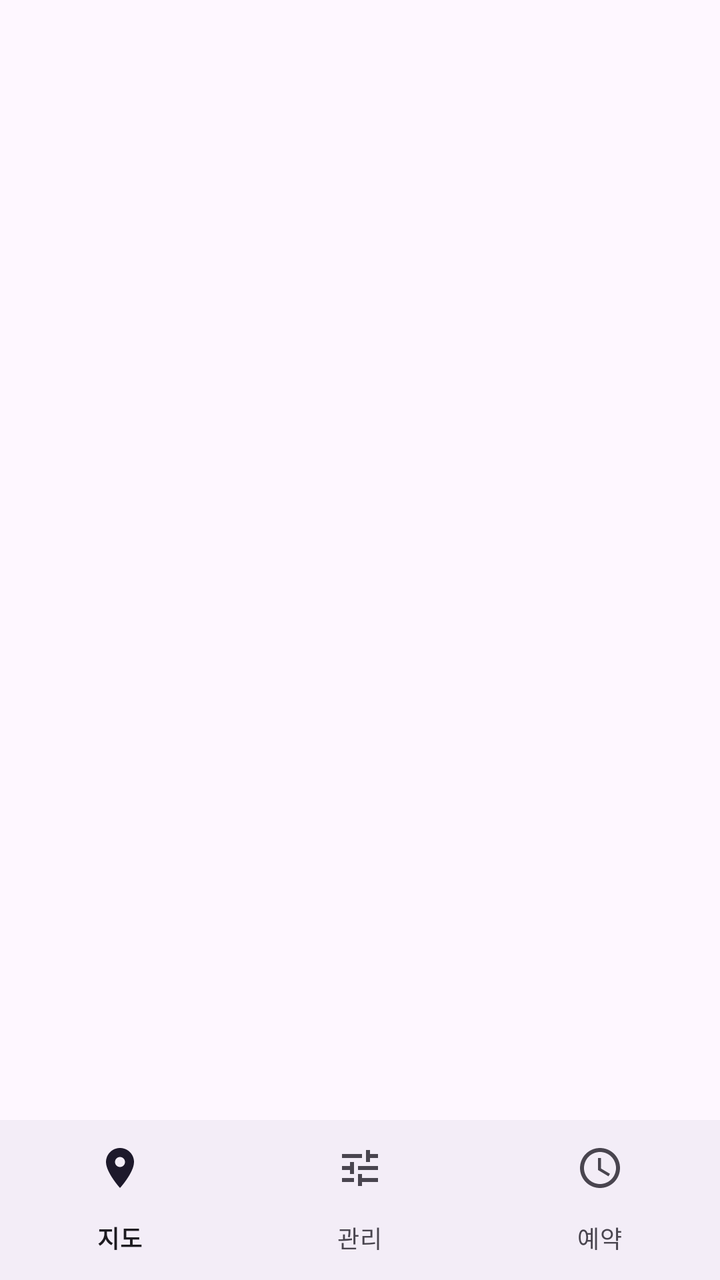
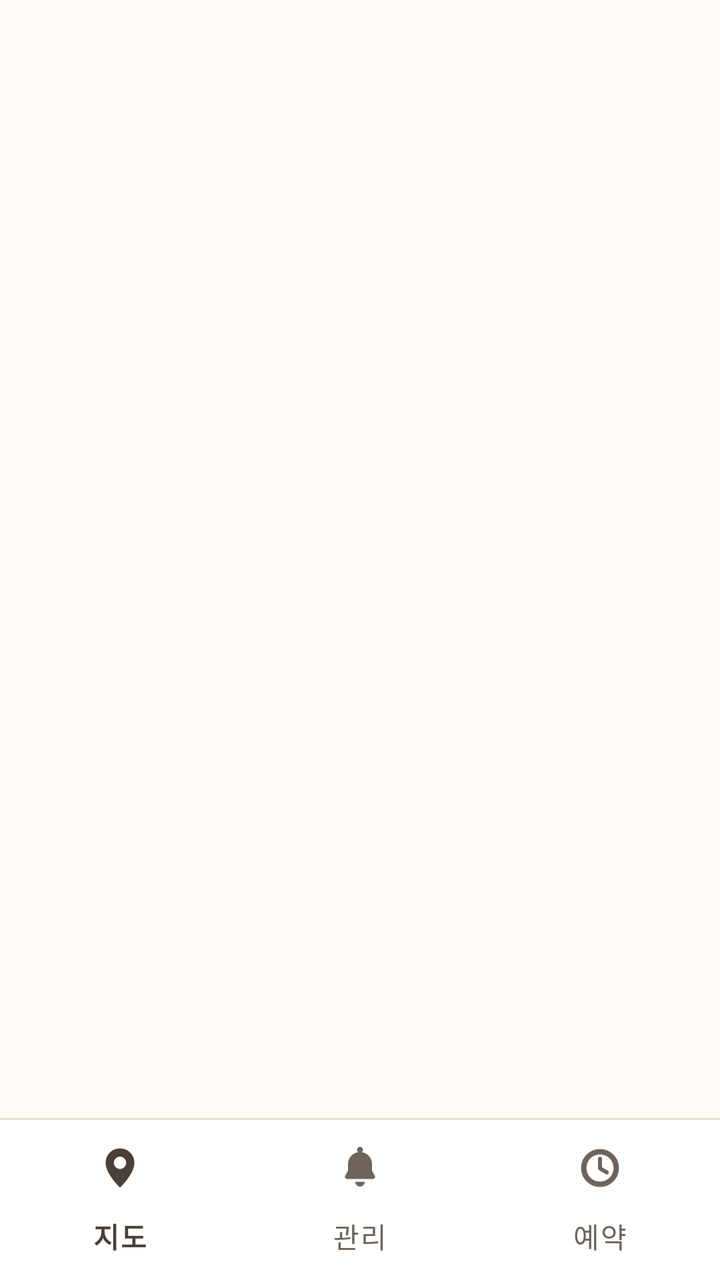

Compare the two renders of this Android layout. The source of the first and the diff that turns it into the second are given below.
<!-- AndroidManifest.xml: application theme Theme.KidCare -->
<!-- res/layout/activity_guardian_main.xml -->
<?xml version="1.0" encoding="utf-8"?>
<LinearLayout xmlns:android="http://schemas.android.com/apk/res/android"
    xmlns:app="http://schemas.android.com/apk/res-auto"
    android:layout_width="match_parent"
    android:layout_height="match_parent"
    android:orientation="vertical">

    
    <TextView
        android:id="@+id/disconnect_banner"
        android:layout_width="match_parent"
        android:layout_height="wrap_content"
        android:background="?attr/colorErrorContainer"
        android:padding="12dp"
        android:textAppearance="?attr/textAppearanceBodyMedium"
        android:textColor="?attr/colorOnErrorContainer"
        android:visibility="gone" />

    <FrameLayout
        android:id="@+id/fragment_container"
        android:layout_width="match_parent"
        android:layout_height="0dp"
        android:layout_weight="1" />

    <com.google.android.material.bottomnavigation.BottomNavigationView
        android:id="@+id/bottom_nav"
        android:layout_width="match_parent"
        android:layout_height="wrap_content"
        app:menu="@menu/guardian_bottom_nav" />
</LinearLayout>
<!-- resources referenced by this layout -->
<resources>
  <style name="Theme.KidCare" parent="Theme.Material3.DayNight.NoActionBar">
          <item name="android:statusBarColor" tools:targetApi="l">?attr/colorSurface</item>
      </style>
</resources>

<!-- the commit's change to res/layout/activity_guardian_main.xml (unified diff, before → after) -->
@@ -11,7 +11,8 @@
         android:layout_width="match_parent"
         android:layout_height="wrap_content"
         android:background="?attr/colorErrorContainer"
-        android:padding="12dp"
+        android:paddingHorizontal="16dp"
+        android:paddingVertical="14dp"
         android:textAppearance="?attr/textAppearanceBodyMedium"
         android:textColor="?attr/colorOnErrorContainer"
         android:visibility="gone" />
@@ -22,9 +23,16 @@
         android:layout_height="0dp"
         android:layout_weight="1" />
 
+    
+    <View
+        android:layout_width="match_parent"
+        android:layout_height="1dp"
+        android:background="?attr/colorOutlineVariant" />
+
     <com.google.android.material.bottomnavigation.BottomNavigationView
         android:id="@+id/bottom_nav"
         android:layout_width="match_parent"
         android:layout_height="wrap_content"
+        app:labelVisibilityMode="labeled"
         app:menu="@menu/guardian_bottom_nav" />
 </LinearLayout>
<!-- resource entries referenced after the edit -->
@@ -1,7 +1,241 @@
 <!-- resources referenced by this layout -->
 <resources>
   <style name="Theme.KidCare" parent="Theme.Material3.DayNight.NoActionBar">
-          <item name="android:statusBarColor" tools:targetApi="l">?attr/colorSurface</item>
+  
+          
+          <item name="colorPrimary">@color/sky</item>
+          <item name="colorOnPrimary">@color/on_accent</item>
+          <item name="colorPrimaryContainer">@color/sky_soft</item>
+          <item name="colorOnPrimaryContainer">@color/ink</item>
+  
+          
+          
+          <item name="colorSecondary">@color/apricot</item>
+          <item name="colorOnSecondary">@color/on_accent</item>
+          <item name="colorSecondaryContainer">@color/apricot_soft</item>
+          <item name="colorOnSecondaryContainer">@color/ink</item>
+  
+          
+          <item name="colorTertiary">@color/grass</item>
+          <item name="colorOnTertiary">@color/on_accent</item>
+          <item name="colorTertiaryContainer">@color/grass_soft</item>
+          <item name="colorOnTertiaryContainer">@color/ink</item>
+  
+          
+          
+          <item name="colorError">@color/berry_ink</item>
+          <item name="colorOnError">@color/paper_card</item>
+          <item name="colorErrorContainer">@color/berry_soft</item>
+          <item name="colorOnErrorContainer">@color/on_berry_soft</item>
+  
+          
+          <item name="android:colorBackground">@color/paper</item>
+          <item name="colorOnBackground">@color/ink</item>
+          <item name="colorSurface">@color/paper</item>
+          <item name="colorOnSurface">@color/ink</item>
+          <item name="colorSurfaceVariant">@color/paper_fold</item>
+          <item name="colorOnSurfaceVariant">@color/ink_soft</item>
+          
+          <item name="colorSurfaceContainerLowest">@color/paper_card</item>
+          <item name="colorSurfaceContainerLow">@color/paper_card</item>
+          <item name="colorSurfaceContainer">@color/paper_card</item>
+          <item name="colorSurfaceContainerHigh">@color/paper_fold</item>
+          <item name="colorSurfaceContainerHighest">@color/paper_fold</item>
+          <item name="colorOutline">@color/line</item>
+          <item name="colorOutlineVariant">@color/line_soft</item>
+  
+          
+          
+          <item name="shapeAppearanceCornerExtraSmall">@style/ShapeAppearance.KidCare.ExtraSmall</item>
+          <item name="shapeAppearanceCornerSmall">@style/ShapeAppearance.KidCare.Small</item>
+          <item name="shapeAppearanceCornerMedium">@style/ShapeAppearance.KidCare.Medium</item>
+          <item name="shapeAppearanceCornerLarge">@style/ShapeAppearance.KidCare.Large</item>
+          <item name="shapeAppearanceCornerExtraLarge">@style/ShapeAppearance.KidCare.ExtraLarge</item>
+          <item name="shapeAppearanceSmallComponent">@style/ShapeAppearance.KidCare.Small</item>
+          <item name="shapeAppearanceMediumComponent">@style/ShapeAppearance.KidCare.Medium</item>
+          <item name="shapeAppearanceLargeComponent">@style/ShapeAppearance.KidCare.Large</item>
+  
+          
+          
+          <item name="textAppearanceDisplayLarge">@style/TextAppearance.KidCare.DisplayLarge</item>
+          <item name="textAppearanceDisplayMedium">@style/TextAppearance.KidCare.DisplayMedium</item>
+          <item name="textAppearanceDisplaySmall">@style/TextAppearance.KidCare.DisplaySmall</item>
+          <item name="textAppearanceHeadlineLarge">@style/TextAppearance.KidCare.HeadlineLarge</item>
+          <item name="textAppearanceHeadlineMedium">@style/TextAppearance.KidCare.HeadlineMedium</item>
+          <item name="textAppearanceHeadlineSmall">@style/TextAppearance.KidCare.HeadlineSmall</item>
+          <item name="textAppearanceTitleLarge">@style/TextAppearance.KidCare.TitleLarge</item>
+          <item name="textAppearanceTitleMedium">@style/TextAppearance.KidCare.TitleMedium</item>
+          <item name="textAppearanceTitleSmall">@style/TextAppearance.KidCare.TitleSmall</item>
+          <item name="textAppearanceBodyLarge">@style/TextAppearance.KidCare.BodyLarge</item>
+          <item name="textAppearanceBodyMedium">@style/TextAppearance.KidCare.BodyMedium</item>
+          <item name="textAppearanceBodySmall">@style/TextAppearance.KidCare.BodySmall</item>
+          <item name="textAppearanceLabelLarge">@style/TextAppearance.KidCare.LabelLarge</item>
+          <item name="textAppearanceLabelMedium">@style/TextAppearance.KidCare.LabelMedium</item>
+          <item name="textAppearanceLabelSmall">@style/TextAppearance.KidCare.LabelSmall</item>
+  
+          
+          <item name="materialButtonStyle">@style/Widget.KidCare.Button</item>
+          <item name="materialButtonOutlinedStyle">@style/Widget.KidCare.Button.Outlined</item>
+          <item name="materialCardViewStyle">@style/Widget.KidCare.Card</item>
+          <item name="bottomNavigationStyle">@style/Widget.KidCare.BottomNav</item>
+          <item name="textInputStyle">@style/Widget.KidCare.TextField</item>
+  
+          
+          
+          <item name="android:statusBarColor" tools:targetApi="l">@color/paper</item>
+          <item name="android:navigationBarColor">@color/paper</item>
+          <item name="android:windowLightStatusBar" tools:targetApi="m">@bool/light_system_bars</item>
+          <item name="android:windowLightNavigationBar" tools:targetApi="o_mr1">@bool/light_system_bars</item>
+          <item name="android:windowBackground">@color/paper</item>
+      </style>
+  <color name="sky">#6FBBE5</color>
+  <color name="on_accent">#4A4038</color>
+  <color name="sky_soft">#DCF0FA</color>
+  <color name="ink">#4A4038</color>
+  <color name="apricot">#FFA96B</color>
+  <color name="apricot_soft">#FFE8D6</color>
+  <color name="grass">#7DCB88</color>
+  <color name="grass_soft">#E2F5E5</color>
+  <color name="berry_ink">#8A2B47</color>
+  <color name="paper_card">#FFFFFF</color>
+  <color name="berry_soft">#FFE0E8</color>
+  <color name="on_berry_soft">#3F2831</color>
+  <color name="paper">#FFFCF7</color>
+  <color name="paper_fold">#F2EBE0</color>
+  <color name="ink_soft">#6F645C</color>
+  <color name="line">#948880</color>
+  <color name="line_soft">#E8DFD4</color>
+  <style parent="" name="ShapeAppearance.KidCare.ExtraSmall">
+          <item name="cornerFamily">rounded</item>
+          <item name="cornerSize">8dp</item>
+      </style>
+  <style parent="" name="ShapeAppearance.KidCare.Small">
+          <item name="cornerFamily">rounded</item>
+          <item name="cornerSize">14dp</item>
+      </style>
+  <style parent="" name="ShapeAppearance.KidCare.Medium">
+          <item name="cornerFamily">rounded</item>
+          <item name="cornerSize">20dp</item>
+      </style>
+  <style parent="" name="ShapeAppearance.KidCare.Large">
+          <item name="cornerFamily">rounded</item>
+          <item name="cornerSize">28dp</item>
+      </style>
+  <style parent="" name="ShapeAppearance.KidCare.ExtraLarge">
+          <item name="cornerFamily">rounded</item>
+          <item name="cornerSize">36dp</item>
+      </style>
+  <style name="TextAppearance.KidCare.DisplayLarge" parent="TextAppearance.Material3.DisplayLarge">
+          <item name="android:textSize">40sp</item>
+          <item name="android:textStyle">bold</item>
+          <item name="android:lineHeight">50sp</item>
+          <item name="android:letterSpacing">-0.01</item>
+      </style>
+  <style name="TextAppearance.KidCare.DisplayMedium" parent="TextAppearance.Material3.DisplayMedium">
+          <item name="android:textSize">34sp</item>
+          <item name="android:textStyle">bold</item>
+          <item name="android:lineHeight">44sp</item>
+          <item name="android:letterSpacing">-0.01</item>
+      </style>
+  <style name="TextAppearance.KidCare.DisplaySmall" parent="TextAppearance.Material3.DisplaySmall">
+          <item name="android:textSize">30sp</item>
+          <item name="android:textStyle">bold</item>
+          <item name="android:lineHeight">40sp</item>
+          <item name="android:letterSpacing">-0.01</item>
+      </style>
+  <style name="TextAppearance.KidCare.HeadlineLarge" parent="TextAppearance.Material3.HeadlineLarge">
+          <item name="android:textSize">30sp</item>
+          <item name="android:textStyle">bold</item>
+          <item name="android:lineHeight">40sp</item>
+          <item name="android:letterSpacing">-0.01</item>
+      </style>
+  <style name="TextAppearance.KidCare.HeadlineMedium" parent="TextAppearance.Material3.HeadlineMedium">
+          <item name="android:textSize">28sp</item>
+          <item name="android:textStyle">bold</item>
+          <item name="android:lineHeight">38sp</item>
+          <item name="android:letterSpacing">-0.01</item>
+      </style>
+  <style name="TextAppearance.KidCare.HeadlineSmall" parent="TextAppearance.Material3.HeadlineSmall">
+          <item name="android:textSize">26sp</item>
+          <item name="android:textStyle">bold</item>
+          <item name="android:lineHeight">36sp</item>
+          <item name="android:letterSpacing">-0.01</item>
+      </style>
+  <style name="TextAppearance.KidCare.TitleLarge" parent="TextAppearance.Material3.TitleLarge">
+          <item name="android:textSize">22sp</item>
+          <item name="android:fontFamily">sans-serif-medium</item>
+          <item name="android:lineHeight">30sp</item>
+      </style>
+  <style name="TextAppearance.KidCare.TitleMedium" parent="TextAppearance.Material3.TitleMedium">
+          <item name="android:textSize">20sp</item>
+          <item name="android:fontFamily">sans-serif-medium</item>
+          <item name="android:lineHeight">28sp</item>
+      </style>
+  <style name="TextAppearance.KidCare.TitleSmall" parent="TextAppearance.Material3.TitleSmall">
+          <item name="android:textSize">18sp</item>
+          <item name="android:fontFamily">sans-serif-medium</item>
+          <item name="android:lineHeight">26sp</item>
+      </style>
+  <style name="TextAppearance.KidCare.BodyLarge" parent="TextAppearance.Material3.BodyLarge">
+          <item name="android:textSize">18sp</item>
+          <item name="android:lineHeight">28sp</item>
+      </style>
+  <style name="TextAppearance.KidCare.BodyMedium" parent="TextAppearance.Material3.BodyMedium">
+          <item name="android:textSize">17sp</item>
+          <item name="android:lineHeight">27sp</item>
+      </style>
+  <style name="TextAppearance.KidCare.BodySmall" parent="TextAppearance.Material3.BodySmall">
+          <item name="android:textSize">15sp</item>
+          <item name="android:lineHeight">23sp</item>
+      </style>
+  <style name="TextAppearance.KidCare.LabelLarge" parent="TextAppearance.Material3.LabelLarge">
+          <item name="android:textSize">16sp</item>
+          <item name="android:fontFamily">sans-serif-medium</item>
+          <item name="android:textAllCaps">false</item>
+      </style>
+  <style name="TextAppearance.KidCare.LabelMedium" parent="TextAppearance.Material3.LabelMedium">
+          <item name="android:textSize">14sp</item>
+          <item name="android:fontFamily">sans-serif-medium</item>
+          <item name="android:textAllCaps">false</item>
+      </style>
+  <style name="TextAppearance.KidCare.LabelSmall" parent="TextAppearance.Material3.LabelSmall">
+          <item name="android:textSize">12sp</item>
+          <item name="android:fontFamily">sans-serif-medium</item>
+          <item name="android:textAllCaps">false</item>
+      </style>
+  <style name="Widget.KidCare.Button" parent="Widget.Material3.Button">
+          <item name="shapeAppearance">@style/ShapeAppearance.KidCare.Pill</item>
+          <item name="android:textAllCaps">false</item>
+          <item name="android:minHeight">56dp</item>
+      </style>
+  <style name="Widget.KidCare.Button.Outlined" parent="Widget.Material3.Button.OutlinedButton">
+          <item name="shapeAppearance">@style/ShapeAppearance.KidCare.Pill</item>
+          <item name="android:textAllCaps">false</item>
+      </style>
+  <style name="Widget.KidCare.Card" parent="Widget.Material3.CardView.Filled">
+          <item name="cardBackgroundColor">@color/paper_card</item>
+          <item name="shapeAppearance">@style/ShapeAppearance.KidCare.Medium</item>
+          <item name="cardElevation">0dp</item>
+          <item name="strokeColor">@color/line_soft</item>
+          <item name="strokeWidth">1dp</item>
+      </style>
+  <style name="Widget.KidCare.BottomNav" parent="Widget.Material3.BottomNavigationView">
+          <item name="android:background">@color/paper_card</item>
+          <item name="elevation">0dp</item>
+          <item name="itemActiveIndicatorStyle">@style/Widget.KidCare.BottomNav.Indicator</item>
+      </style>
+  <style name="Widget.KidCare.TextField" parent="Widget.Material3.TextInputLayout.OutlinedBox">
+          <item name="shapeAppearance">@style/ShapeAppearance.KidCare.Small</item>
+          <item name="boxStrokeWidth">2dp</item>
+      </style>
+  <style parent="" name="ShapeAppearance.KidCare.Pill">
+          <item name="cornerFamily">rounded</item>
+          <item name="cornerSize">50%</item>
+      </style>
+  <style name="Widget.KidCare.BottomNav.Indicator" parent="Widget.Material3.BottomNavigationView.ActiveIndicator">
+          <item name="android:width">72dp</item>
+          <item name="android:height">36dp</item>
+          <item name="shapeAppearance">@style/ShapeAppearance.KidCare.Pill</item>
       </style>
 </resources>
 
